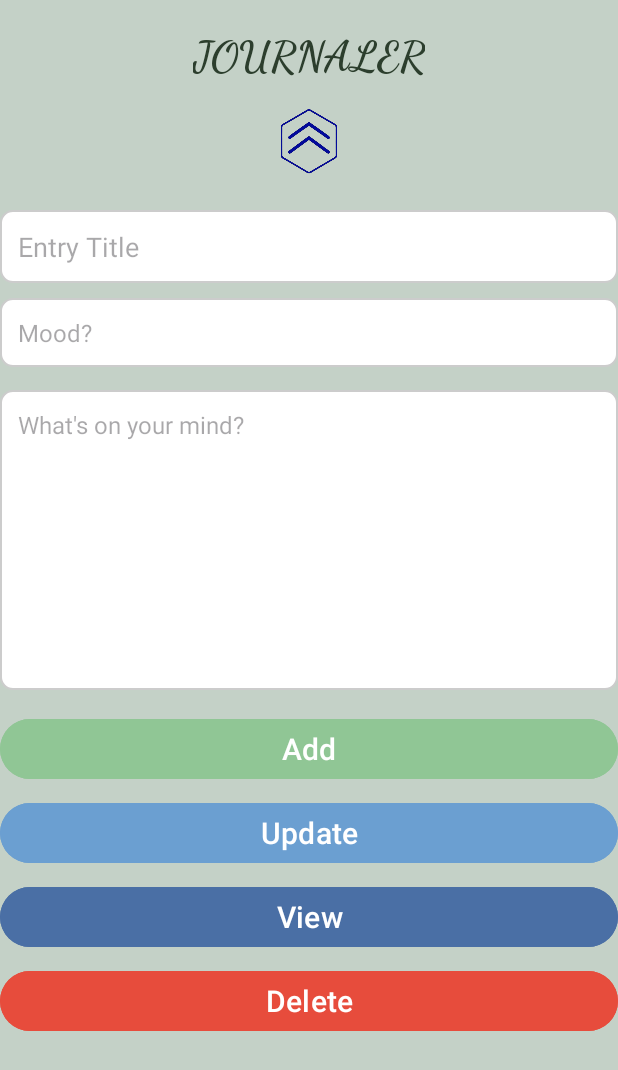
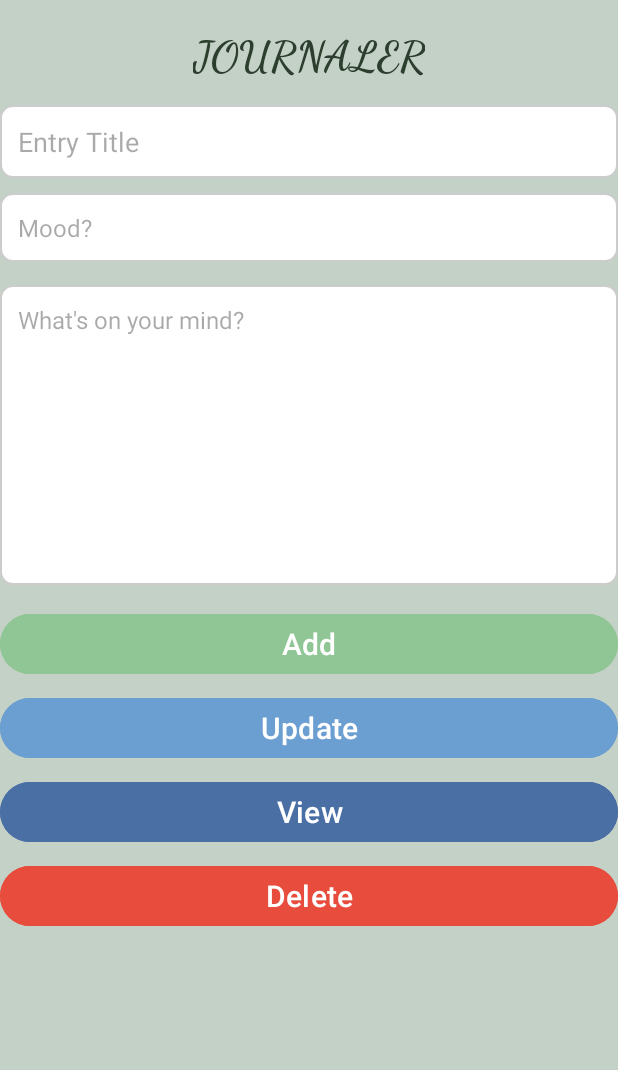
Before and after one commit to ICS2-1D/Journaler, an Android app: the screen it shows after launch (MainActivity), on a phone screen of 412 x 824 dp. Shown: the top 1070 px of the screen. Run offline under Robolectric (Android 15) with nearby library versions, the phone set to English and light mode, and no system bars.

Commit message:
Took out the hexagon logo

```diff
--- a/app/src/main/res/layout/activity_main.xml
+++ b/app/src/main/res/layout/activity_main.xml
@@ -22,24 +22,13 @@
         android:textColor="#2C3E2D"
         />
 
-    <ImageView
-        android:id="@+id/logo"
-        android:layout_width="60dp"
-        android:layout_height="60dp"
-        android:layout_below="@+id/texttitle"
-        android:layout_centerHorizontal="true"
-        android:layout_marginTop="10dp"
-        android:src="@drawable/hexagon_logo"
-        android:contentDescription="Journal Logo"
-        />
-
     <EditText
         android:id="@+id/entrytitle"
         android:layout_width="match_parent"
         android:layout_height="wrap_content"
         android:hint="Entry Title"
         android:textSize="18sp"
-        android:layout_below="@+id/logo"
+        android:layout_below="@+id/texttitle"
         android:layout_marginTop="15dp"
         android:inputType="textCapSentences"
         android:maxLines="1"
```
Also changed, not shown: app/src/main/res/drawable/hexagon_logo.png (deleted).
